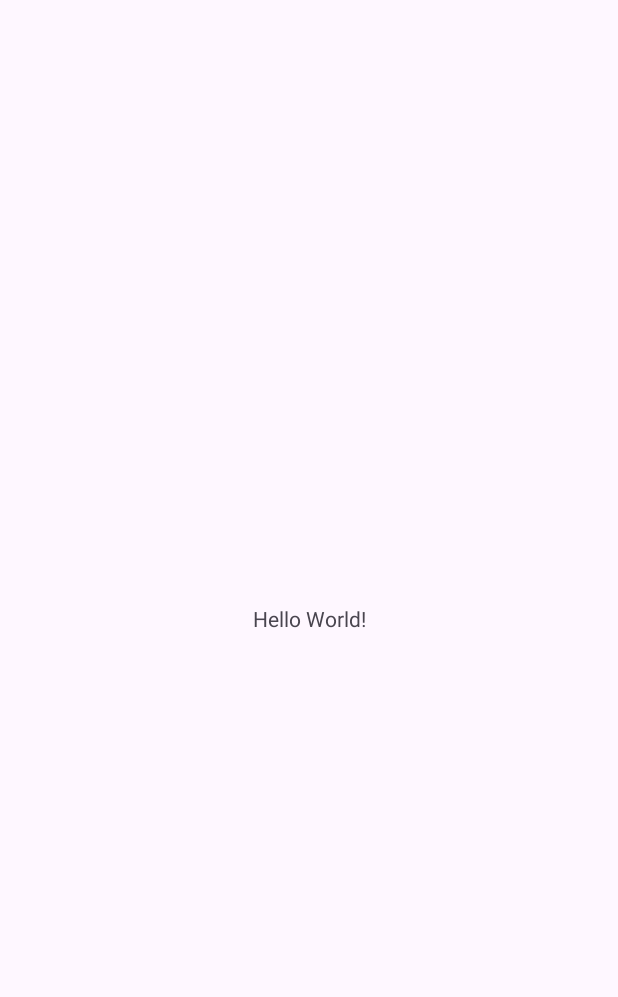
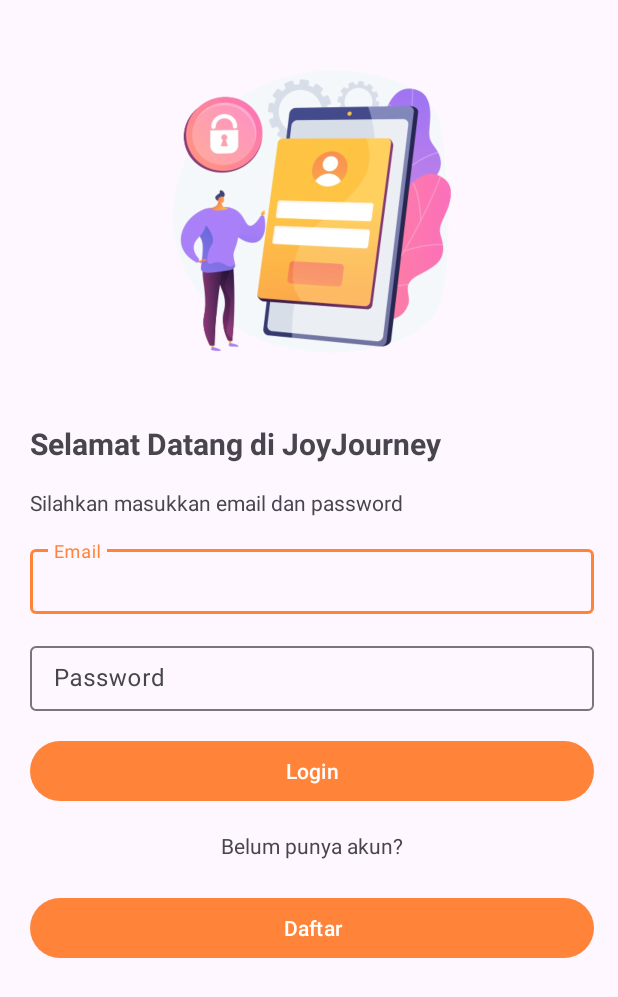
Before and after one commit to kyhchn/joyjourney, an Android app: the screen it shows after launch (MainActivity before the commit, LoginActivity after it), on a phone screen of 412 x 824 dp. Before the commit the part shown is almost empty. Shown: the top 997 px of the screen. Run offline under Robolectric (Android 15) with nearby library versions, the phone set to English and light mode, and no system bars; our stand-ins replace Firebase (no records; nobody signed in at launch, a user with empty details on screens opened directly).

Commit message:
feat(auth): complete slice and bind login and register

```diff
--- a/app/src/main/java/com/example/joyjourney/MainActivity.java
+++ b/app/src/main/java/com/example/joyjourney/MainActivity.java
@@ -2,13 +2,34 @@ package com.example.joyjourney;
 
 import androidx.appcompat.app.AppCompatActivity;
 
+import android.content.Intent;
 import android.os.Bundle;
+import android.widget.Button;
+
+import com.example.joyjourney.login.LoginActivity;
+import com.google.firebase.auth.FirebaseAuth;
+import com.google.firebase.auth.FirebaseUser;
 
 public class MainActivity extends AppCompatActivity {
-
+    FirebaseAuth auth = FirebaseAuth.getInstance();
     @Override
     protected void onCreate(Bundle savedInstanceState) {
         super.onCreate(savedInstanceState);
         setContentView(R.layout.activity_main);
+        FirebaseUser currentUser = auth.getCurrentUser();
+        Button button = findViewById(R.id.signoutButton);
+
+        if(currentUser==null){
+            Intent intent = new Intent(getApplicationContext(), LoginActivity.class);
+            startActivity(intent);
+            finish();
+        }
+
+        button.setOnClickListener(view->{
+            auth.signOut();
+            Intent intent = new Intent(MainActivity.this, LoginActivity.class);
+            startActivity(intent);
+            finish();
+        });
     }
 }
--- /dev/null
+++ b/app/src/main/java/com/example/joyjourney/login/LoginActivity.java
@@ -0,0 +1,54 @@
+package com.example.joyjourney.login;
+
+import androidx.appcompat.app.AppCompatActivity;
+import androidx.lifecycle.ViewModelProvider;
+
+import android.content.Intent;
+import android.os.Bundle;
+import android.widget.Toast;
+
+import com.example.joyjourney.MainActivity;
+import com.example.joyjourney.databinding.ActivityLoginBinding;
+import com.example.joyjourney.signup.SignupActivity;
+import com.example.joyjourney.utils.Utils;
+
+
+public class LoginActivity extends AppCompatActivity {
+    private LoginViewModel loginViewModel;
+    private ActivityLoginBinding binding;
+    @Override
+    protected void onCreate(Bundle savedInstanceState) {
+        super.onCreate(savedInstanceState);
+        binding = ActivityLoginBinding.inflate(getLayoutInflater());
+        setContentView(binding.getRoot());
+        loginViewModel = new ViewModelProvider(this).get(LoginViewModel.class);
+
+        binding.loginButton.setOnClickListener(view->{
+            String email = binding.editTextTextEmailAddress.getEditText().getText().toString().trim();
+            String password = binding.editPassword.getEditText().getText().toString().trim();
+
+            if(Utils.isValidEmail(email)){
+                loginViewModel.loginUser(email, password);
+            }else{
+                binding.editTextTextEmailAddress.getEditText().setError("Email tidak valid");
+            }
+        });
+
+        binding.signUpButton.setOnClickListener(view->{
+            Intent intent = new Intent(getApplicationContext(), SignupActivity.class);
+            startActivity(intent);
+        });
+
+        loginViewModel.getNavigateToNextScreen().observe(this, navigate->{
+            if(navigate){
+                Intent intent = new Intent(LoginActivity.this, MainActivity.class);
+                startActivity(intent);
+                finish();
+            }
+        });
+
+        loginViewModel.getErrorLiveData().observe(this, error->{
+            Toast.makeText(this, error, Toast.LENGTH_SHORT).show();
+        });
+    }
+}
--- /dev/null
+++ b/app/src/main/java/com/example/joyjourney/login/LoginViewModel.java
@@ -0,0 +1,40 @@
+package com.example.joyjourney.login;
+
+import android.content.Intent;
+import android.util.Log;
+
+import androidx.lifecycle.LiveData;
+import androidx.lifecycle.MutableLiveData;
+import androidx.lifecycle.ViewModel;
+
+import com.example.joyjourney.repository.AuthRepository;
+import com.google.firebase.auth.FirebaseUser;
+
+public class LoginViewModel extends ViewModel {
+    private AuthRepository authRepository = new AuthRepository();
+
+    private MutableLiveData<String> errorLiveData = new MutableLiveData<>();
+
+    private MutableLiveData<Boolean> navigateToNextScreen = new MutableLiveData<>();
+
+    public LiveData<Boolean> getNavigateToNextScreen() {
+        return navigateToNextScreen;
+    }
+    public LiveData<String> getErrorLiveData() {
+        return errorLiveData;
+    }
+
+    public void loginUser(String email, String password) {
+        authRepository.loginUser(email, password, new AuthRepository.AuthCallback() {
+            @Override
+            public void onSuccess(FirebaseUser user) {
+                navigateToNextScreen.postValue(true);
+            }
+
+            @Override
+            public void onError(String errorMessage) {
+                errorLiveData.setValue(errorMessage);
+            }
+        });
+    }
+}
--- /dev/null
+++ b/app/src/main/java/com/example/joyjourney/repository/FirestoreRepository.java
@@ -0,0 +1,4 @@
+package com.example.joyjourney.repository;
+
+public class FirestoreRepository {
+}
--- /dev/null
+++ b/app/src/main/java/com/example/joyjourney/repository/ImageRepository.java
@@ -0,0 +1,4 @@
+package com.example.joyjourney.repository;
+
+public class ImageRepository {
+}
--- /dev/null
+++ b/app/src/main/res/layout/activity_login.xml
@@ -0,0 +1,128 @@
+<?xml version="1.0" encoding="utf-8"?>
+<androidx.constraintlayout.widget.ConstraintLayout xmlns:android="http://schemas.android.com/apk/res/android"
+    xmlns:app="http://schemas.android.com/apk/res-auto"
+    xmlns:tools="http://schemas.android.com/tools"
+    android:layout_width="match_parent"
+    android:layout_height="match_parent"
+    tools:context=".login.LoginActivity">
+
+    <androidx.constraintlayout.widget.Guideline
+        android:id="@+id/guideline"
+        android:layout_width="wrap_content"
+        android:layout_height="wrap_content"
+        android:orientation="vertical"
+        app:layout_constraintGuide_begin="20dp" />
+
+    <androidx.constraintlayout.widget.Guideline
+        android:id="@+id/guideline3"
+        android:layout_width="wrap_content"
+        android:layout_height="wrap_content"
+        android:orientation="vertical"
+        app:layout_constraintGuide_end="16dp" />
+
+    <ImageView
+        android:id="@+id/imageView"
+        android:layout_width="0dp"
+        android:layout_height="250dp"
+        android:layout_marginTop="16dp"
+        app:layout_constraintEnd_toStartOf="@+id/guideline3"
+        app:layout_constraintHorizontal_bias="1.0"
+        app:layout_constraintStart_toStartOf="@+id/guideline"
+        app:layout_constraintTop_toTopOf="parent"
+        app:srcCompat="@drawable/auth" />
+
+    <TextView
+        android:id="@+id/textView3"
+        android:layout_width="wrap_content"
+        android:layout_height="wrap_content"
+        android:layout_marginTop="16dp"
+        android:fontFamily="sans-serif"
+        android:text="Selamat Datang di JoyJourney"
+        android:textSize="20sp"
+        android:textStyle="bold"
+        app:layout_constraintStart_toStartOf="@+id/guideline"
+        app:layout_constraintTop_toBottomOf="@+id/imageView" />
+
+    <TextView
+        android:id="@+id/textView4"
+        android:layout_width="wrap_content"
+        android:layout_height="wrap_content"
+        android:layout_marginTop="16dp"
+        android:text="Silahkan masukkan email dan password"
+        app:layout_constraintStart_toStartOf="@+id/guideline"
+        app:layout_constraintTop_toBottomOf="@+id/textView3" />
+
+    <com.google.android.material.textfield.TextInputLayout
+        android:id="@+id/editTextTextEmailAddress"
+        style="@style/ThemeOverlay.Material3.TextInputEditText.OutlinedBox"
+        android:layout_width="0dp"
+        android:layout_height="wrap_content"
+        android:layout_marginTop="16dp"
+        android:ems="10"
+        android:hint="Email"
+        android:inputType="textEmailAddress"
+        app:layout_constraintEnd_toStartOf="@+id/guideline3"
+        app:layout_constraintStart_toStartOf="@+id/guideline"
+        app:layout_constraintTop_toBottomOf="@+id/textView4">
+        <com.google.android.material.textfield.TextInputEditText
+            android:padding="8dp"
+            android:minHeight="43dp"
+            android:layout_width="match_parent"
+            android:layout_height="wrap_content"
+            />
+    </com.google.android.material.textfield.TextInputLayout>
+
+    <com.google.android.material.textfield.TextInputLayout
+        android:id="@+id/editPassword"
+        style="@style/ThemeOverlay.Material3.TextInputEditText.OutlinedBox"
+        android:layout_width="0dp"
+        android:layout_height="wrap_content"
+        android:layout_marginTop="16dp"
+        android:ems="10"
+        android:hint="Password"
+        android:inputType="textPassword"
+        app:layout_constraintEnd_toStartOf="@+id/guideline3"
+        app:layout_constraintStart_toStartOf="@+id/guideline"
+        app:layout_constraintTop_toBottomOf="@+id/editTextTextEmailAddress">
+        <com.google.android.material.textfield.TextInputEditText
+            android:padding="8dp"
+            android:minHeight="43dp"
+            android:layout_width="match_parent"
+            android:layout_height="wrap_content"
+            />
+    </com.google.android.material.textfield.TextInputLayout>
+
+    <Button
+        android:id="@+id/loginButton"
+        android:layout_width="0dp"
+        android:layout_height="wrap_content"
+        android:layout_marginTop="16dp"
+        android:text="Login"
+        android:textColorHighlight="@color/primary"
+        android:textColorLink="@color/primary"
+        app:layout_constraintEnd_toStartOf="@+id/guideline3"
+        app:layout_constraintStart_toStartOf="@+id/guideline"
+        app:layout_constraintTop_toBottomOf="@+id/editPassword" />
+
+    <TextView
+        android:id="@+id/textView5"
+        android:layout_width="wrap_content"
+        android:layout_height="wrap_content"
+        android:layout_marginStart="16dp"
+        android:layout_marginTop="16dp"
+        android:layout_marginEnd="16dp"
+        android:text="Belum punya akun?"
+        app:layout_constraintEnd_toStartOf="@+id/guideline3"
+        app:layout_constraintStart_toStartOf="@+id/guideline"
+        app:layout_constraintTop_toBottomOf="@+id/loginButton" />
+
+    <Button
+        android:id="@+id/signUpButton"
+        android:layout_width="0dp"
+        android:layout_height="wrap_content"
+        android:layout_marginTop="21dp"
+        android:text="Daftar"
+        app:layout_constraintEnd_toStartOf="@+id/guideline3"
+        app:layout_constraintStart_toStartOf="@+id/guideline"
+        app:layout_constraintTop_toBottomOf="@+id/textView5" />
+</androidx.constraintlayout.widget.ConstraintLayout>
--- a/app/src/main/res/layout/activity_main.xml
+++ b/app/src/main/res/layout/activity_main.xml
@@ -6,13 +6,13 @@
     android:layout_height="match_parent"
     tools:context=".MainActivity">
 
-    <TextView
+    <Button
+        android:id="@+id/signoutButton"
         android:layout_width="wrap_content"
         android:layout_height="wrap_content"
-        android:text="Hello World!"
-        app:layout_constraintBottom_toBottomOf="parent"
+        android:layout_marginTop="16dp"
+        android:text="Button"
         app:layout_constraintEnd_toEndOf="parent"
         app:layout_constraintStart_toStartOf="parent"
         app:layout_constraintTop_toTopOf="parent" />
-
 </androidx.constraintlayout.widget.ConstraintLayout>
--- a/app/src/main/res/values/colors.xml
+++ b/app/src/main/res/values/colors.xml
@@ -2,4 +2,5 @@
 <resources>
     <color name="black">#FF000000</color>
     <color name="white">#FFFFFFFF</color>
+    <color name="primary">#FF8439</color>
 </resources>
--- a/app/src/main/res/values/themes.xml
+++ b/app/src/main/res/values/themes.xml
@@ -3,6 +3,7 @@
     <style name="Base.Theme.Joyjourney" parent="Theme.Material3.DayNight.NoActionBar">
         <!-- Customize your light theme here. -->
         <!-- <item name="colorPrimary">@color/my_light_primary</item> -->
+        <item name="colorPrimary">@color/primary</item>
     </style>
 
     <style name="Theme.Joyjourney" parent="Base.Theme.Joyjourney" />
--- a/build.gradle.kts
+++ b/build.gradle.kts
@@ -1,4 +1,5 @@
 // Top-level build file where you can add configuration options common to all sub-projects/modules.
 plugins {
     id("com.android.application") version "8.1.2" apply false
+    id("com.google.gms.google-services") version "4.4.0" apply false
 }
```
Also changed, not shown: app/build.gradle.kts (+7 -1 lines), app/src/main/AndroidManifest.xml (+7 -1 lines), app/src/main/java/com/example/joyjourney/repository/AuthRepository.java (added, +43 -0 lines), app/src/main/java/com/example/joyjourney/signup/SignupActivity.java (added, +55 -0 lines), app/src/main/java/com/example/joyjourney/signup/SignupViewModel.java (added, +38 -0 lines), app/src/main/java/com/example/joyjourney/utils/Utils.java (added, +9 -0 lines), app/src/main/res/layout/activity_signup.xml (added, +128 -0 lines), app/src/main/res/drawable/auth.png (added), 1 other file.
